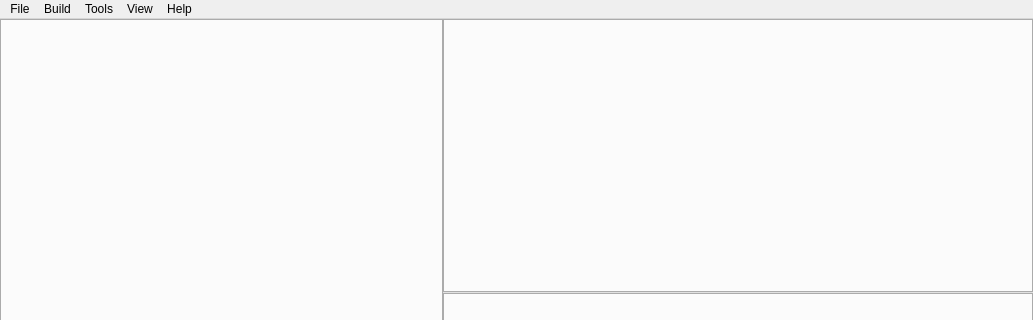
Old version of the form Source/UI/MainWindow.ui in the repository krre/normalizer; both pictures show x 0 to 1033 and y 0 to 320 of the 1033 by 566 pixel window.
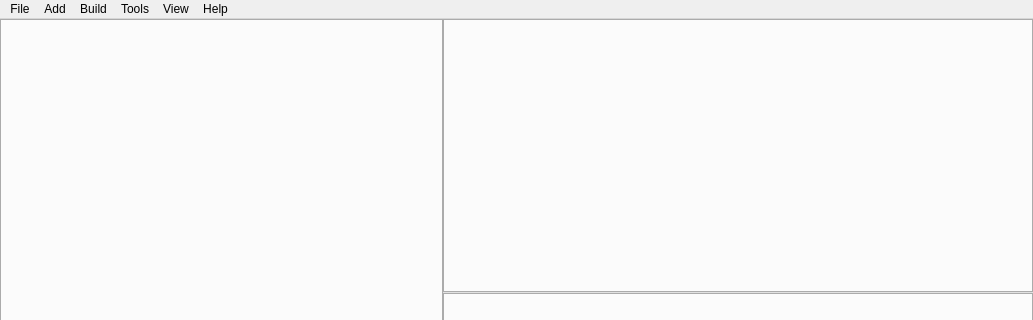
New version of the form.

Patch:
```diff
--- a/Source/UI/MainWindow.ui
+++ b/Source/UI/MainWindow.ui
@@ -154,7 +154,16 @@
     <addaction name="actionBuild"/>
     <addaction name="actionStop"/>
    </widget>
+   <widget class="QMenu" name="menuAdd">
+    <property name="title">
+     <string>Add</string>
+    </property>
+    <addaction name="actionExpression"/>
+    <addaction name="actionFunction"/>
+    <addaction name="actionModule"/>
+   </widget>
    <addaction name="menuFile"/>
+   <addaction name="menuAdd"/>
    <addaction name="menuBuild"/>
    <addaction name="menuTools"/>
    <addaction name="menuView"/>
```
Left out of the diff: 15 changed lines with no effect on the pictures.
